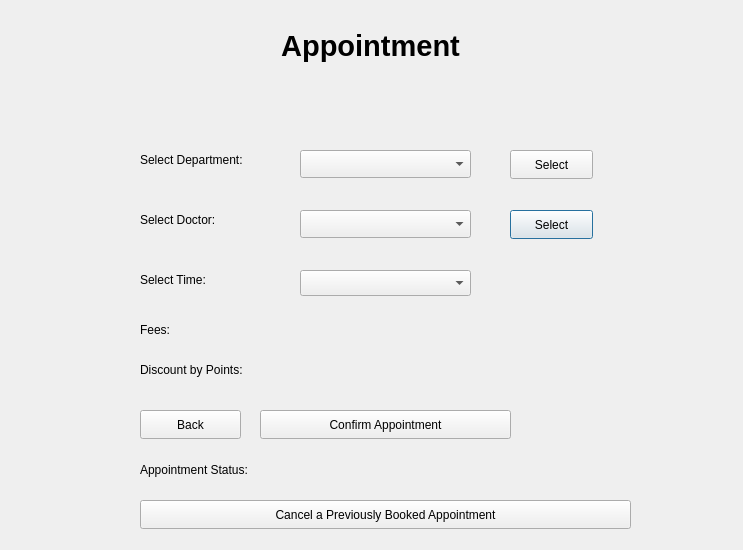
KirolousFouty/Hospital_Project, file bookappointmentwindow.ui: the form before one commit.
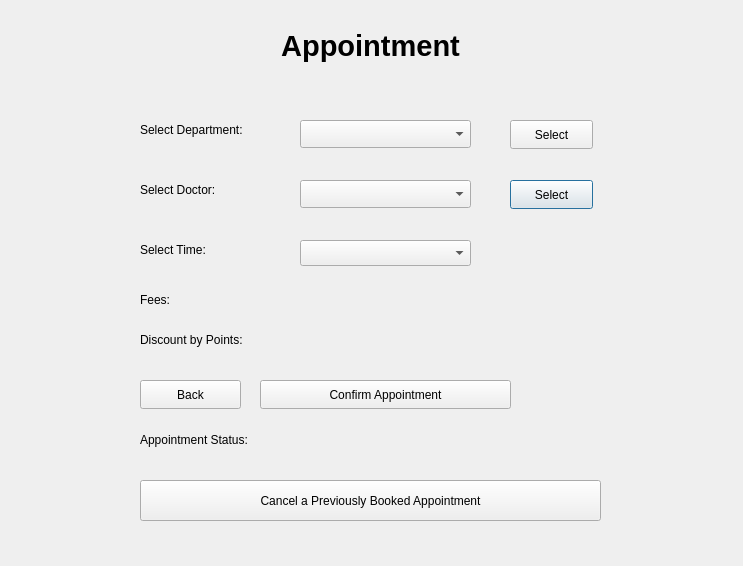
The form after the commit.

```diff
--- a/bookappointmentwindow.ui
+++ b/bookappointmentwindow.ui
@@ -7,7 +7,7 @@
     <x>0</x>
     <y>0</y>
     <width>743</width>
-    <height>550</height>
+    <height>566</height>
    </rect>
   </property>
   <property name="windowTitle">
@@ -17,7 +17,7 @@
    <property name="geometry">
     <rect>
      <x>300</x>
-     <y>210</y>
+     <y>180</y>
      <width>171</width>
      <height>28</height>
     </rect>
@@ -27,7 +27,7 @@
    <property name="geometry">
     <rect>
      <x>510</x>
-     <y>210</y>
+     <y>180</y>
      <width>83</width>
      <height>29</height>
     </rect>
@@ -40,7 +40,7 @@
    <property name="geometry">
     <rect>
      <x>260</x>
-     <y>410</y>
+     <y>380</y>
      <width>251</width>
      <height>29</height>
     </rect>
@@ -53,7 +53,7 @@
    <property name="geometry">
     <rect>
      <x>300</x>
-     <y>150</y>
+     <y>120</y>
      <width>171</width>
      <height>28</height>
     </rect>
@@ -63,7 +63,7 @@
    <property name="geometry">
     <rect>
      <x>140</x>
-     <y>150</y>
+     <y>120</y>
      <width>141</width>
      <height>20</height>
     </rect>
@@ -76,7 +76,7 @@
    <property name="geometry">
     <rect>
      <x>140</x>
-     <y>210</y>
+     <y>180</y>
      <width>141</width>
      <height>20</height>
     </rect>
@@ -89,7 +89,7 @@
    <property name="geometry">
     <rect>
      <x>510</x>
-     <y>150</y>
+     <y>120</y>
      <width>83</width>
      <height>29</height>
     </rect>
@@ -102,7 +102,7 @@
    <property name="geometry">
     <rect>
      <x>140</x>
-     <y>270</y>
+     <y>240</y>
      <width>141</width>
      <height>20</height>
     </rect>
@@ -115,7 +115,7 @@
    <property name="geometry">
     <rect>
      <x>300</x>
-     <y>270</y>
+     <y>240</y>
      <width>171</width>
      <height>26</height>
     </rect>
@@ -125,7 +125,7 @@
    <property name="geometry">
     <rect>
      <x>140</x>
-     <y>460</y>
+     <y>430</y>
      <width>451</width>
      <height>20</height>
     </rect>
@@ -138,7 +138,7 @@
    <property name="geometry">
     <rect>
      <x>140</x>
-     <y>410</y>
+     <y>380</y>
      <width>101</width>
      <height>29</height>
     </rect>
@@ -151,7 +151,7 @@
    <property name="geometry">
     <rect>
      <x>140</x>
-     <y>320</y>
+     <y>290</y>
      <width>141</width>
      <height>20</height>
     </rect>
@@ -164,7 +164,7 @@
    <property name="geometry">
     <rect>
      <x>300</x>
-     <y>320</y>
+     <y>290</y>
      <width>171</width>
      <height>20</height>
     </rect>
@@ -177,7 +177,7 @@
    <property name="geometry">
     <rect>
      <x>140</x>
-     <y>360</y>
+     <y>330</y>
      <width>141</width>
      <height>20</height>
     </rect>
@@ -190,7 +190,7 @@
    <property name="geometry">
     <rect>
      <x>300</x>
-     <y>360</y>
+     <y>330</y>
      <width>171</width>
      <height>20</height>
     </rect>
@@ -225,9 +225,9 @@
    <property name="geometry">
     <rect>
      <x>140</x>
-     <y>500</y>
-     <width>491</width>
-     <height>29</height>
+     <y>480</y>
+     <width>461</width>
+     <height>41</height>
     </rect>
    </property>
    <property name="text">
```
